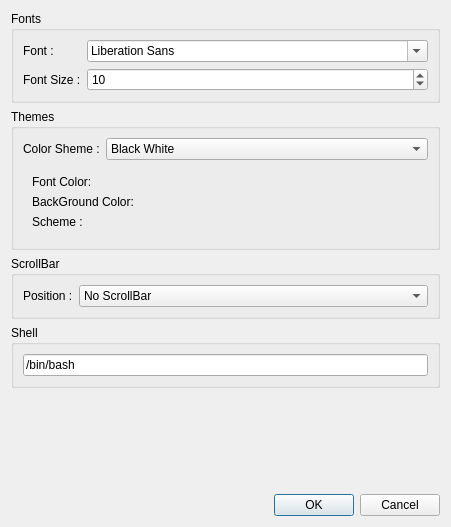
Before: the Qt Designer form elokab-terminal/settingdialog.ui in zakariakov/elokab-terminal, drawn with Qt 5.
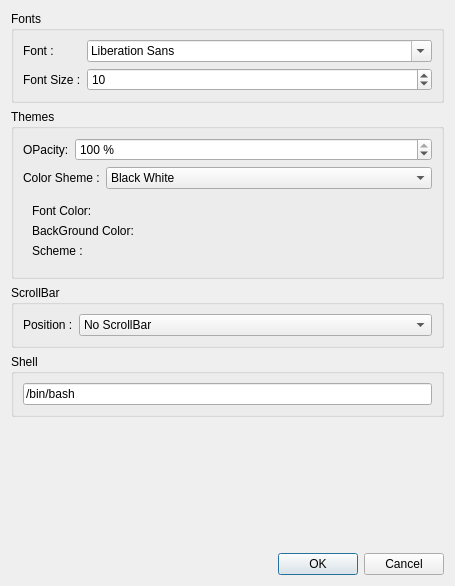
After: the same form once the commit is applied.

The edit to the form file:
```diff
--- a/elokab-terminal/settingdialog.ui
+++ b/elokab-terminal/settingdialog.ui
@@ -6,8 +6,8 @@
    <rect>
     <x>0</x>
     <y>0</y>
-    <width>451</width>
-    <height>527</height>
+    <width>455</width>
+    <height>586</height>
    </rect>
   </property>
   <property name="windowTitle">
@@ -71,6 +71,39 @@
       <string>Themes</string>
      </property>
      <layout class="QVBoxLayout" name="verticalLayout_3">
+      <item>
+       <layout class="QHBoxLayout" name="horizontalLayout_4">
+        <item>
+         <widget class="QLabel" name="label_8">
+          <property name="sizePolicy">
+           <sizepolicy hsizetype="Fixed" vsizetype="Preferred">
+            <horstretch>0</horstretch>
+            <verstretch>0</verstretch>
+           </sizepolicy>
+          </property>
+          <property name="text">
+           <string>OPacity:</string>
+          </property>
+         </widget>
+        </item>
+        <item>
+         <widget class="QSpinBox" name="spinBoxOPacity">
+          <property name="suffix">
+           <string> %</string>
+          </property>
+          <property name="prefix">
+           <string/>
+          </property>
+          <property name="maximum">
+           <number>100</number>
+          </property>
+          <property name="value">
+           <number>100</number>
+          </property>
+         </widget>
+        </item>
+       </layout>
+      </item>
       <item>
        <layout class="QHBoxLayout" name="horizontalLayout">
         <item>
```
